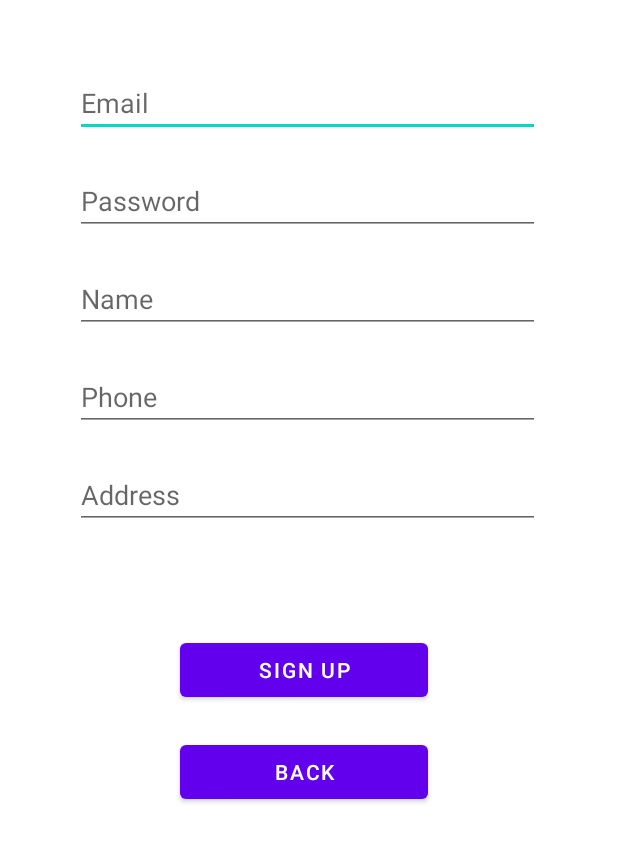
After one commit to McGill-ECSE321-Winter2021/project-group-09, an Android app: the layout register.xml on its own in the app's theme, with its tools: preview values and no code run, on a phone screen of 412 x 824 dp. The commit adds this screen. Shown: the top 842 px of the screen. Run offline under Robolectric (Android 15) with nearby library versions, the phone set to English and light mode, and no system bars.

Commit message:
Completed registration page. Page not working for some reason.

```diff
--- a/RepairShop-Android/app/src/main/java/ca/mcgill/ecse321/repairshop/MainActivity.java
+++ b/RepairShop-Android/app/src/main/java/ca/mcgill/ecse321/repairshop/MainActivity.java
@@ -12,8 +12,10 @@ import android.view.View;
 
 import android.view.Menu;
 import android.view.MenuItem;
+import android.widget.TextView;
 
 public class MainActivity extends AppCompatActivity {
+    private String error = null;
 
     @Override
     protected void onCreate(Bundle savedInstanceState) {
@@ -53,4 +55,8 @@ public class MainActivity extends AppCompatActivity {
 
         return super.onOptionsItemSelected(item);
     }
+
+
+
+
 }
--- /dev/null
+++ b/RepairShop-Android/app/src/main/res/layout/register.xml
@@ -0,0 +1,120 @@
+<?xml version="1.0" encoding="utf-8"?>
+<androidx.constraintlayout.widget.ConstraintLayout
+    xmlns:android="http://schemas.android.com/apk/res/android"
+    xmlns:app="http://schemas.android.com/apk/res-auto"
+    xmlns:tools="http://schemas.android.com/tools"
+    android:layout_width="match_parent"
+    android:layout_height="match_parent">
+
+
+    <LinearLayout
+        android:layout_width="412dp"
+        android:layout_height="601dp"
+        android:layout_marginTop="16dp"
+        android:orientation="vertical"
+        app:layout_constraintHorizontal_bias="0.0"
+        app:layout_constraintLeft_toLeftOf="parent"
+        app:layout_constraintRight_toRightOf="parent"
+        app:layout_constraintTop_toTopOf="parent">
+
+
+        <TextView
+            android:id="@+id/signUpError"
+            android:layout_width="wrap_content"
+            android:layout_height="wrap_content"
+            android:text=""
+            android:textColor="#FF0000"
+            android:visibility="gone"
+            tools:ignore="MissingConstraints"/>
+
+        <TextView
+            android:id="@+id/signUpSuccess"
+            android:layout_width="wrap_content"
+            android:layout_height="wrap_content"
+            android:text=""
+            android:textColor="#00FF00"
+            android:visibility="gone"
+            tools:ignore="MissingConstraints"/>
+
+        <EditText
+            android:id="@+id/customerEmailRegister"
+            android:layout_width="310dp"
+            android:layout_height="wrap_content"
+            android:layout_marginLeft="50dp"
+            android:layout_marginTop="30dp"
+            android:layout_marginBottom="20dp"
+            android:ems="10"
+            android:hint="Email"
+            android:inputType="textEmailAddress"
+            android:singleLine="true" />
+
+        <EditText
+            android:id="@+id/customerPasswordRegister"
+            android:layout_width="310dp"
+            android:layout_height="wrap_content"
+            android:layout_marginLeft="50dp"
+            android:layout_marginBottom="20dp"
+            android:ems="10"
+            android:hint="Password"
+            android:inputType="textPassword"
+            android:singleLine="true" />
+
+        <EditText
+            android:id="@+id/customerNameRegister"
+            android:layout_width="310dp"
+            android:layout_height="wrap_content"
+            android:layout_marginLeft="50dp"
+            android:layout_marginBottom="20dp"
+            android:ems="10"
+            android:hint="Name"
+            android:inputType="textPersonName"
+            android:singleLine="true" />
+
+        <EditText
+            android:id="@+id/customerPhoneRegister"
+            android:layout_width="310dp"
+            android:layout_height="wrap_content"
+            android:layout_marginLeft="50dp"
+            android:layout_marginBottom="20dp"
+            android:ems="10"
+            android:hint="Phone"
+            android:inputType="phone"
+            android:singleLine="true" />
+
+        <EditText
+            android:id="@+id/customerAddressRegister"
+            android:layout_width="310dp"
+            android:layout_height="wrap_content"
+            android:layout_marginLeft="50dp"
+            android:layout_marginBottom="20dp"
+            android:ems="10"
+            android:hint="Address"
+            android:inputType="textPostalAddress"
+            android:singleLine="true" />
+
+        <Button
+            android:id="@+id/signUpButton"
+            android:layout_width="165dp"
+            android:layout_height="wrap_content"
+            android:layout_marginLeft="120dp"
+            android:layout_marginTop="50dp"
+            android:layout_marginBottom="20dp"
+            android:text="Sign Up"
+            android:onClick="signUp"
+            android:textAlignment="center" />
+
+        <Button
+            android:id="@+id/backButton"
+            android:layout_width="165dp"
+            android:layout_height="wrap_content"
+            android:layout_marginLeft="120dp"
+            android:layout_marginTop="0dp"
+            android:layout_marginBottom="20dp"
+            android:text="Back"
+            android:textAlignment="center" />
+
+
+    </LinearLayout>
+
+
+</androidx.constraintlayout.widget.ConstraintLayout>
```
Also changed, not shown: RepairShop-Android/app/src/main/java/ca/mcgill/ecse321/repairshop/HttpUtils.java (added, +44 -0 lines), RepairShop-Android/app/src/main/java/ca/mcgill/ecse321/repairshop/Register.java (added, +114 -0 lines).
